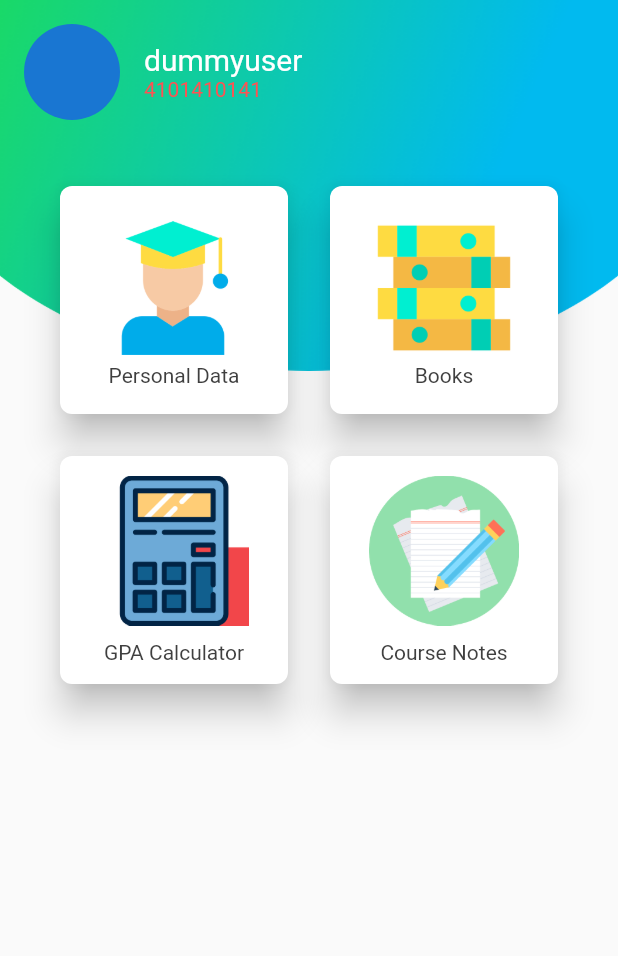
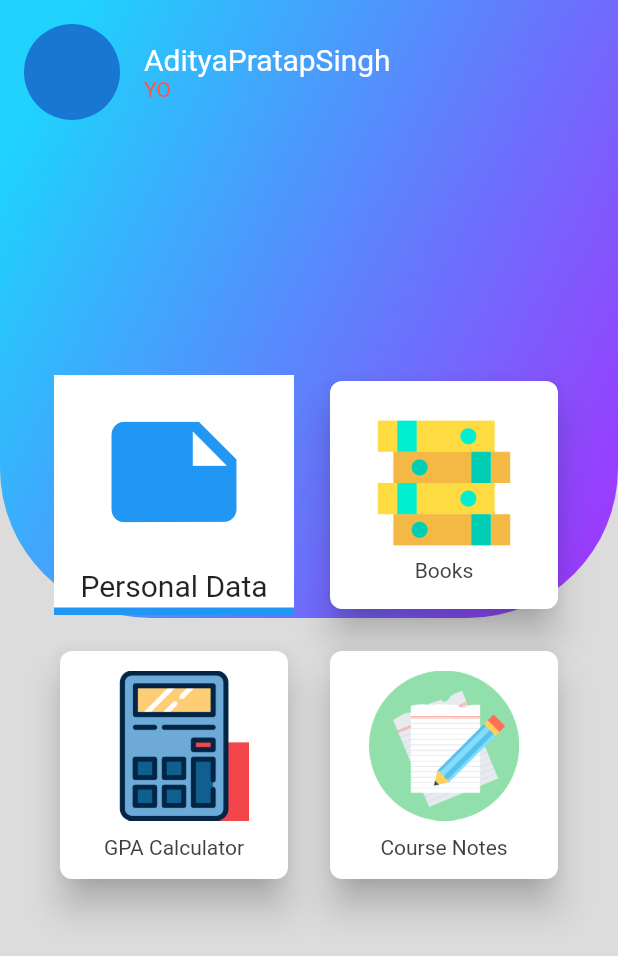
Before and after one commit to RAbhilash/FlutterApp, a Flutter app: the screen it shows after launch, on a phone screen of 412 x 824 dp. Shown: the top 956 px of the screen. Run offline on Flutter 3.47's test engine with Material 2 defaults, Android fonts, the phone set to English and light mode, and no system bars; Roboto replaces fonts that are missing (Montserrat Medium, Montserrat Regular).

Commit message:
front ui

```diff
--- a/lib/course_notes.dart
+++ b/lib/course_notes.dart
@@ -164,14 +164,15 @@ class notes extends StatelessWidget {
                       child: Column(
                         mainAxisAlignment: MainAxisAlignment.center,
                         children: <Widget>[
-                          Flexible(
+                          Expanded(
+                              flex: 4,
                               child: Container(
-                            constraints:
-                                BoxConstraints(minHeight: 500, minWidth: 500),
-                            child: Image(
-                                image:
-                                    AssetImage('assets/images/yearfour.png')),
-                          )),
+                                constraints: BoxConstraints(
+                                    minHeight: 500, minWidth: 500),
+                                child: Image(
+                                    image: AssetImage(
+                                        'assets/images/yearfour.png')),
+                              )),
                           Expanded(
                             flex: 1,
                             child: Center(
--- a/lib/home_screen.dart
+++ b/lib/home_screen.dart
@@ -9,6 +9,8 @@ class HomeScreen extends StatefulWidget {
 }
 
 class _HomeScreenState extends State<HomeScreen> {
+  get icon => null;
+
   @override
   Widget build(BuildContext context) {
     // to get size
@@ -25,13 +27,32 @@ class _HomeScreenState extends State<HomeScreen> {
         fit: StackFit.loose,
         children: <Widget>[
           Container(
-            height: size.height * .3,
-            decoration: BoxDecoration(
-              image: DecorationImage(
-                  fit: BoxFit.fill,
-                  alignment: Alignment.topCenter,
-                  image: AssetImage('assets/images/top_header.png')),
-            ),
+              // height: size.height * .3,
+              decoration:
+                  BoxDecoration(color: Color.fromRGBO(220, 220, 220, 200))),
+          Stack(
+            children: [
+              Container(
+                height: size.height * .5,
+                decoration: BoxDecoration(
+                    borderRadius: BorderRadius.only(
+                        bottomLeft: Radius.circular(100),
+                        bottomRight: Radius.circular(100)),
+                    image: DecorationImage(
+                        fit: BoxFit.fill,
+                        image: AssetImage("assets/images/background.png"))),
+              ),
+              Column(children: [
+                SizedBox(height: size.height * .15),
+                Container(
+                  decoration: BoxDecoration(
+                    image: DecorationImage(
+                        fit: BoxFit.fill,
+                        image: AssetImage("assets/gifs/tele.png")),
+                  ),
+                )
+              ])
+            ],
           ),
           SafeArea(
             child: Padding(
@@ -57,14 +78,14 @@ class _HomeScreenState extends State<HomeScreen> {
                           crossAxisAlignment: CrossAxisAlignment.start,
                           children: <Widget>[
                             Text(
-                              'dummyuser',
+                              'AdityaPratapSingh',
                               style: TextStyle(
                                   fontFamily: "Montserrat Medium",
                                   color: Colors.white,
                                   fontSize: 20),
                             ),
                             Text(
-                              '4101410141',
+                              'YO ',
                               style: TextStyle(
                                   fontSize: 14,
                                   color: Colors.redAccent,
@@ -74,6 +95,9 @@ class _HomeScreenState extends State<HomeScreen> {
                         )
                       ],
                     ),
+                  ),
+                  SizedBox(
+                    height: 130,
                   ),
                   Expanded(
                     child: GridView.count(
@@ -85,20 +109,25 @@ class _HomeScreenState extends State<HomeScreen> {
                       children: <Widget>[
                         //this is personal data
                         //card 1: personal
-                        Card(
-                          shape: RoundedRectangleBorder(
-                              borderRadius: BorderRadius.circular(8)),
-                          elevation: 10,
+                        Container(
+                          decoration: BoxDecoration(
+                              color: Colors.white,
+                              border: Border(
+                                  bottom: BorderSide(
+                                      color: Colors.blue, width: 5))),
                           child: Column(
                             mainAxisAlignment: MainAxisAlignment.center,
                             children: <Widget>[
-                              Image.asset(
-                                'assets/images/personal.png',
-                                height: 100,
+                              Expanded(
+                                flex: 5,
+                                child: Icon(Icons.note,
+                                    color: Colors.blue, size: 100),
                               ),
-                              Text(
-                                'Personal Data',
-                                style: cardTextStyle,
+                              Expanded(
+                                child: Text(
+                                  'Personal Data',
+                                  style: TextStyle(fontSize: 20),
+                                ),
                               )
                             ],
                           ),
```
Also changed, not shown: assets/gifs/tele.png (added), assets/images/background.png (added), assets/images/tele.png (added), pubspec.lock.
